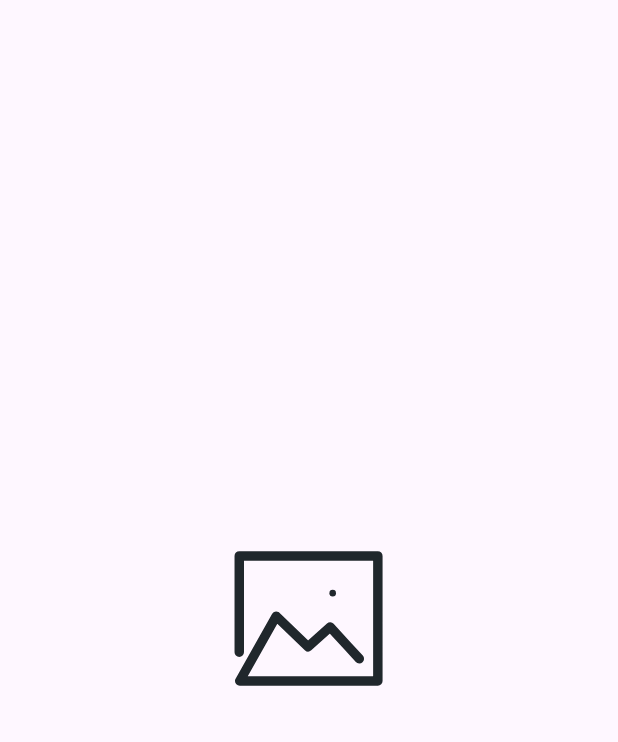
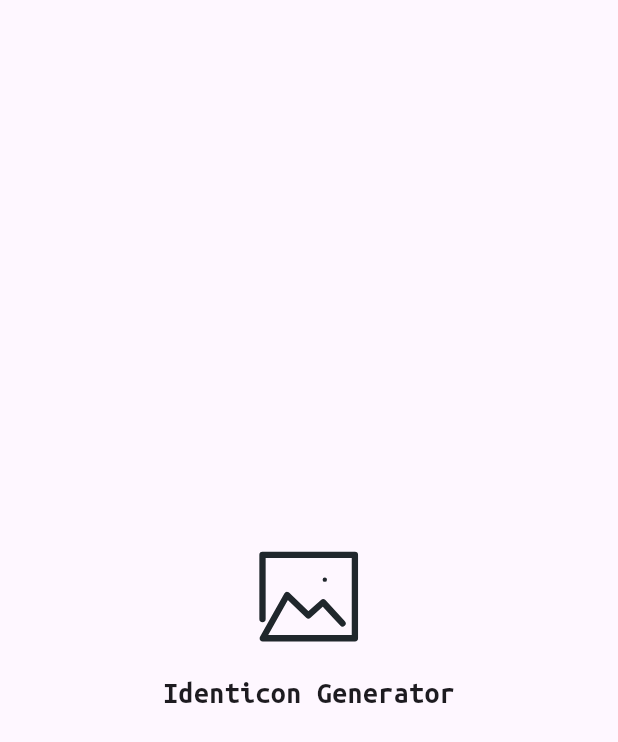
Before and after one commit to wentaoli-cn/identicon_generator, a Flutter app: the SplashScreen screen opened by its route, on a phone screen of 412 x 824 dp. Shown: the top 742 px of the screen. Run offline on Flutter 3.47's test engine with Material 3 defaults, Android fonts, the phone set to English and light mode, and no system bars; our stand-ins replace bloc, equatable, flutter_bloc, get_it, go_router, lottie.

Commit message:
Add a font and improve the splash screen

```diff
--- /dev/null
+++ b/lib/ui/res/font/font.dart
@@ -0,0 +1,7 @@
+enum Fontz {
+  ubuntuMono(name: 'Ubuntu Mono');
+
+  const Fontz({required this.name});
+
+  final String name;
+}
--- a/lib/ui/screens/splash/splash_screen.dart
+++ b/lib/ui/screens/splash/splash_screen.dart
@@ -5,6 +5,8 @@ import 'package:flutter_bloc/flutter_bloc.dart';
 import 'package:go_router/go_router.dart';
 import 'package:identicon_generator/ui/res/route.dart';
 import 'package:identicon_generator/ui/res/anim/animation.dart';
+import 'package:identicon_generator/ui/res/font/font.dart';
+import 'package:identicon_generator/ui/res/string/generated/l10n.dart';
 
 class SplashScreen extends StatelessWidget {
   const SplashScreen({super.key});
@@ -13,13 +15,26 @@ class SplashScreen extends StatelessWidget {
   Widget build(BuildContext context) => BlocProvider(
         create: (_) => SplashBloc(),
         child: BlocListener<SplashBloc, SplashState>(
-          listener: (context, state) {
+          listener: (context, _) {
             context.pushReplacement(Routez.home.path);
           },
-          listenWhen: (previous, current) => current.status.isEnded,
+          listenWhen: (_, current) => current.status.isEnded,
           child: Scaffold(
             body: Center(
-              child: Lottie.asset(Animationz.splash.path, width: 150.0),
+              child: Column(
+                mainAxisSize: MainAxisSize.min,
+                children: [
+                  Lottie.asset(Animationz.splash.path, width: 100.0),
+                  Text(
+                    S.current.appName,
+                    style: TextStyle(
+                      fontSize: 20.0,
+                      fontWeight: FontWeight.w700,
+                      fontFamily: Fontz.ubuntuMono.name,
+                    ),
+                  ),
+                ],
+              ),
             ),
           ),
         ),
```
Also changed, not shown: pubspec.yaml (+12 -0 lines), lib/ui/res/font/UbuntuMono-Bold.ttf (added), lib/ui/res/font/UbuntuMono-BoldItalic.ttf (added), lib/ui/res/font/UbuntuMono-Italic.ttf (added), lib/ui/res/font/UbuntuMono-Regular.ttf (added).
